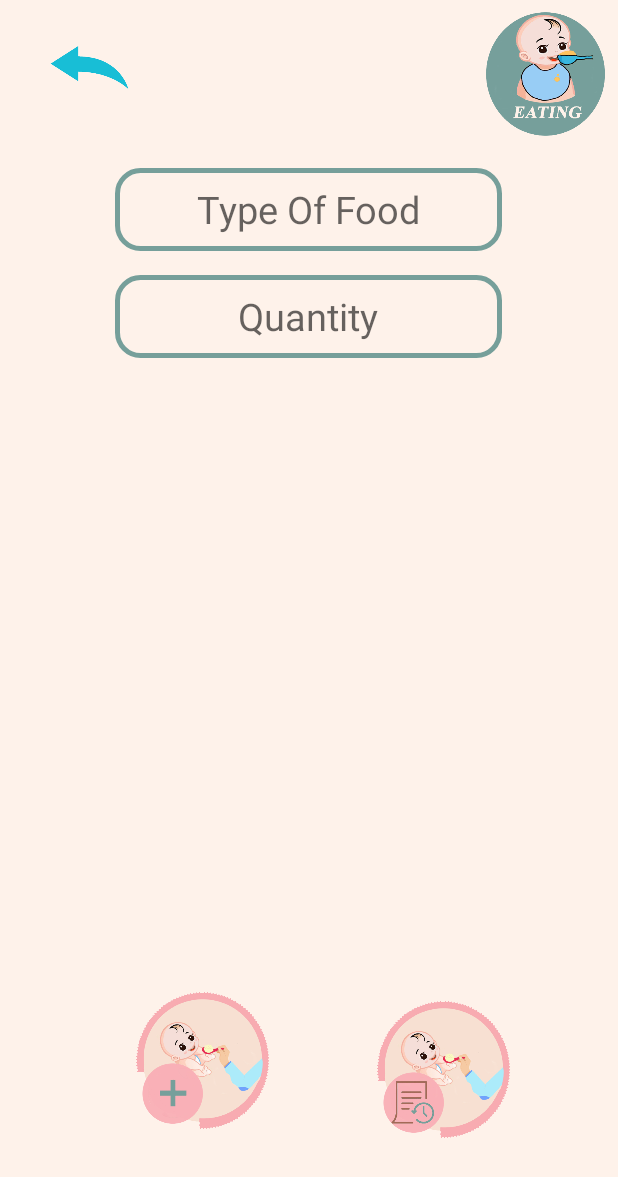
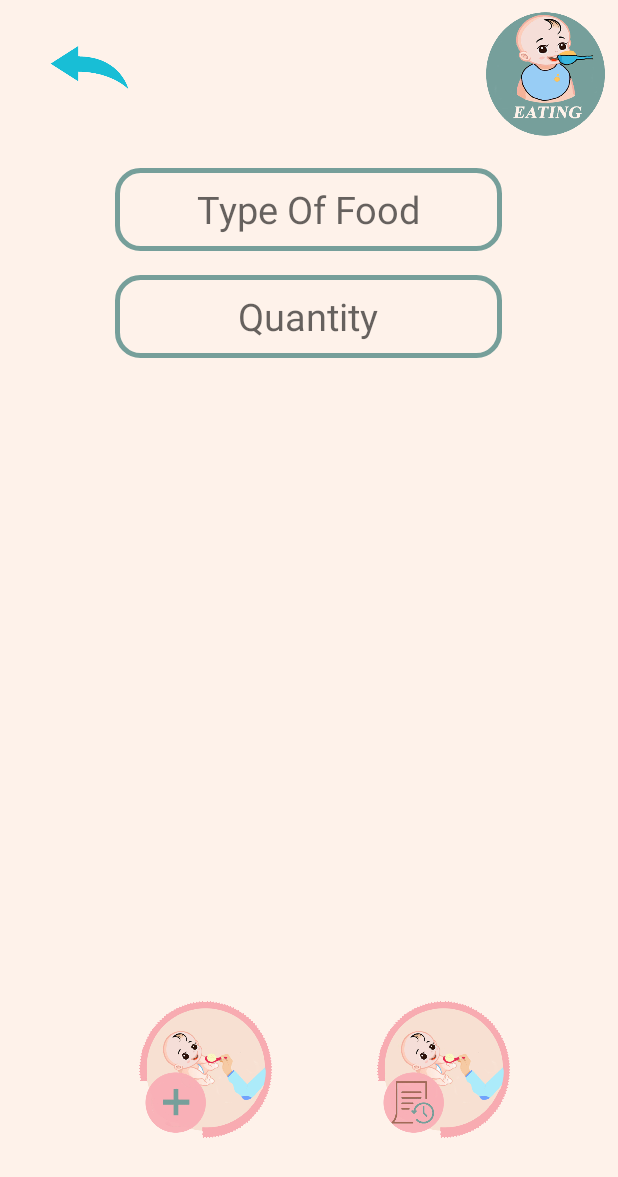
Before and after one commit to bontsdivina/CC107_Sat7301230Group1, an Android app: the Eating screen opened directly, with no data from a screen before it, on a phone screen of 412 x 824 dp. Shown: the top 1177 px of the screen. Run offline under Robolectric (Android 15) with nearby library versions, the phone set to English and light mode, and no system bars; our stand-ins replace Volley; 1 statement that could not run was skipped.

Commit message:
Update activity_eating.xml

```diff
--- a/Group1_PROJECT/ANDROID/app/src/main/res/layout/activity_eating.xml
+++ b/Group1_PROJECT/ANDROID/app/src/main/res/layout/activity_eating.xml
@@ -27,15 +27,15 @@
         android:id="@+id/feed"
         android:layout_width="95dp"
         android:layout_height="91dp"
-        android:layout_marginTop="40dp"
         android:background="@drawable/round"
         android:onClick="Feed"
         android:scaleType="fitCenter"
         app:layout_constraintBottom_toTopOf="@+id/guideline18"
         app:layout_constraintEnd_toEndOf="parent"
-        app:layout_constraintHorizontal_bias="0.278"
+        app:layout_constraintHorizontal_bias="0.285"
         app:layout_constraintStart_toStartOf="parent"
         app:layout_constraintTop_toBottomOf="@+id/myListView"
+        app:layout_constraintVertical_bias="0.675"
         app:srcCompat="@drawable/addeating" />
 
     <ImageButton
```
